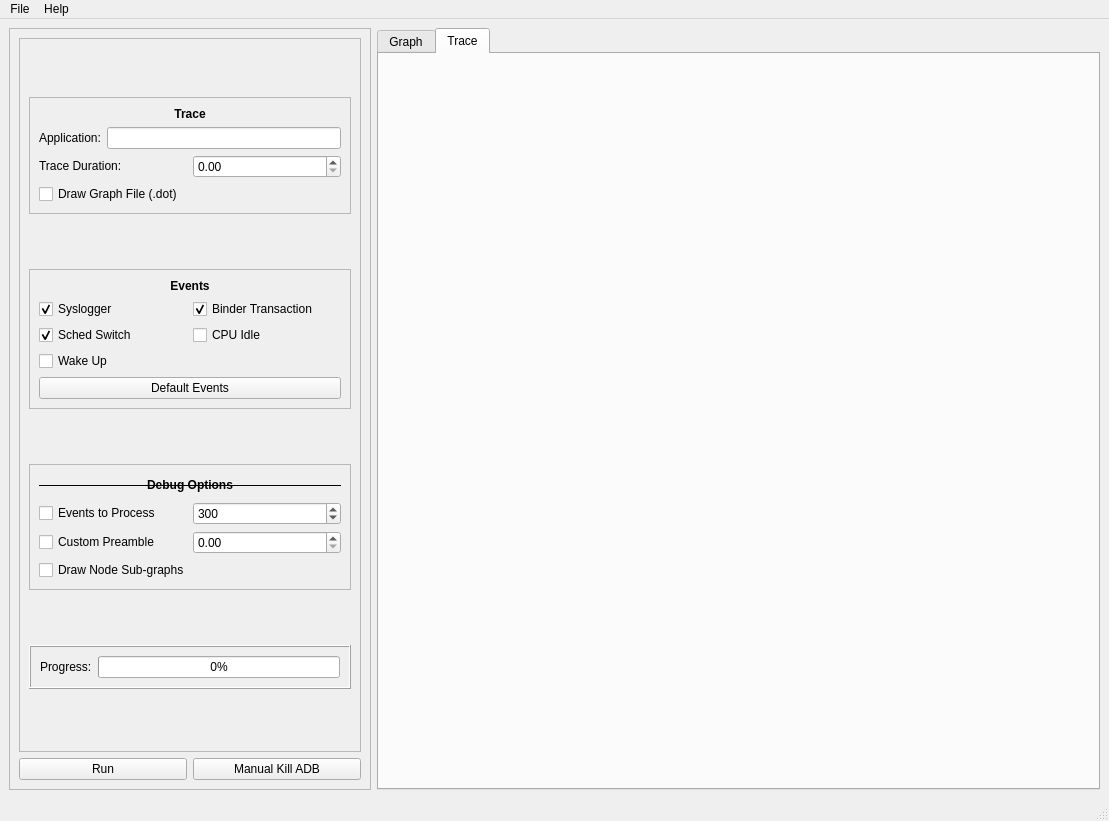
Qt form UI/MainInterface.ui (alxhoff/BrezeFlow) before a commit.
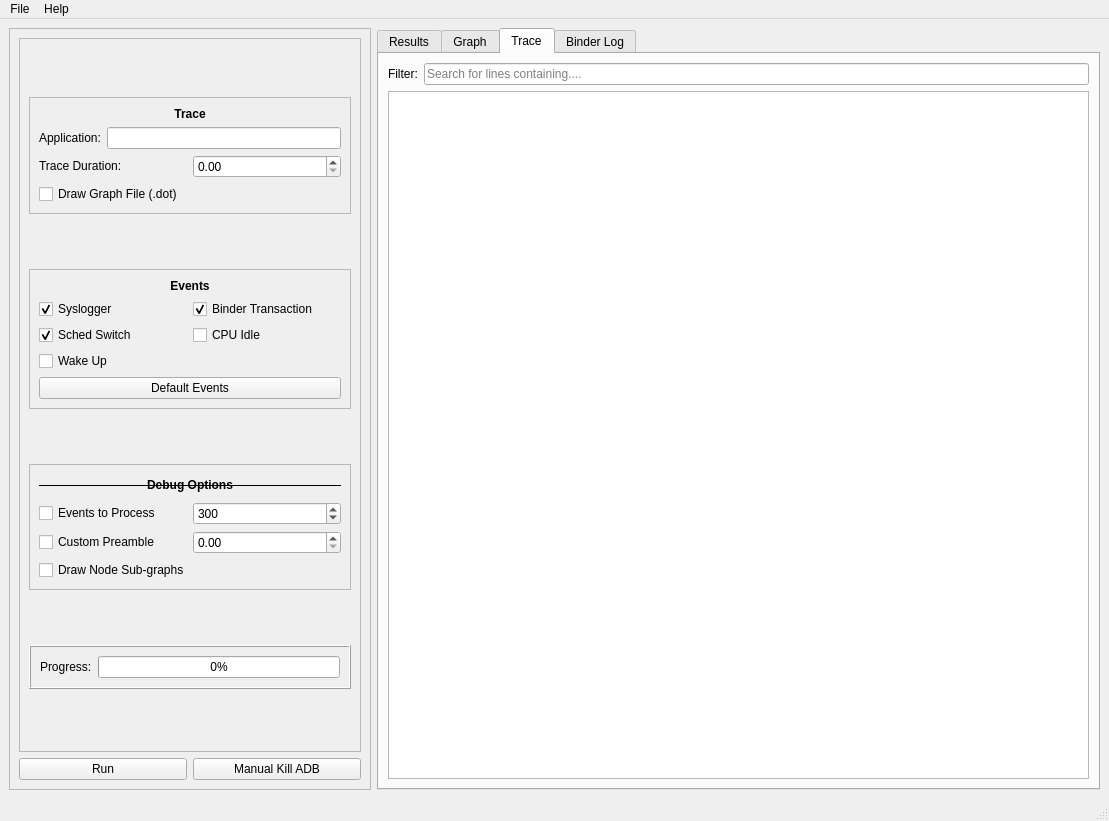
The same form after that commit. The open tabs and pages were chosen to show the change. Icons and pictures are not drawn.

Commit message: Results display to results tab

What changed in the file:
```diff
--- a/UI/MainInterface.ui
+++ b/UI/MainInterface.ui
@@ -381,6 +381,16 @@
       <property name="currentIndex">
        <number>1</number>
       </property>
+      <widget class="QWidget" name="tabResults">
+       <attribute name="title">
+        <string>Results</string>
+       </attribute>
+       <layout class="QVBoxLayout" name="verticalLayout_8">
+        <item>
+         <widget class="QTableWidget" name="tableWidgetResults"/>
+        </item>
+       </layout>
+      </widget>
       <widget class="QWidget" name="tabGraph">
        <attribute name="title">
         <string>Graph</string>
@@ -390,6 +400,78 @@
        <attribute name="title">
         <string>Trace</string>
        </attribute>
+       <layout class="QVBoxLayout" name="verticalLayout_6">
+        <item>
+         <layout class="QHBoxLayout" name="horizontalLayout_9">
+          <item>
+           <widget class="QLabel" name="label_7">
+            <property name="sizePolicy">
+             <sizepolicy hsizetype="Preferred" vsizetype="Maximum">
+              <horstretch>0</horstretch>
+              <verstretch>0</verstretch>
+             </sizepolicy>
+            </property>
+            <property name="text">
+             <string>Filter:</string>
+            </property>
+            <property name="margin">
+             <number>20</number>
+            </property>
+           </widget>
+          </item>
+          <item>
+           <widget class="QLineEdit" name="lineEdit">
+            <property name="placeholderText">
+             <string>Search for lines containing....</string>
+            </property>
+           </widget>
+          </item>
+         </layout>
+        </item>
+        <item>
+         <widget class="QTextBrowser" name="textBrowserTrace">
+          <property name="lineWrapMode">
+           <enum>QTextEdit::WidgetWidth</enum>
+          </property>
+          <property name="source">
+           <url>
+            <string>file:///home/alxhoff/git/GitHub/Android-Energy-Debugger/test.log</string>
+           </url>
+          </property>
+         </widget>
+        </item>
+       </layout>
+      </widget>
+      <widget class="QWidget" name="tabBinderLog">
+       <attribute name="title">
+        <string>Binder Log</string>
+       </attribute>
+       <layout class="QVBoxLayout" name="verticalLayout_7">
+        <item>
+         <layout class="QHBoxLayout" name="horizontalLayout_10">
+          <item>
+           <widget class="QLabel" name="label_8">
+            <property name="text">
+             <string>Filter:</string>
+            </property>
+            <property name="margin">
+             <number>20</number>
+            </property>
+           </widget>
+          </item>
+          <item>
+           <widget class="QLineEdit" name="lineEdit_2">
+            <property name="placeholderText">
+             <string>Search for lines containing....</string>
+            </property>
+           </widget>
+          </item>
+         </layout>
+        </item>
+        <item>
+         <widget class="QTextBrowser" name="textBrowser"/>
+        </item>
+       </layout>
       </widget>
      </widget>
     </item>
```
Left out of the diff: 93 changed lines with no effect on the pictures. The commit also changes 3 other files.
